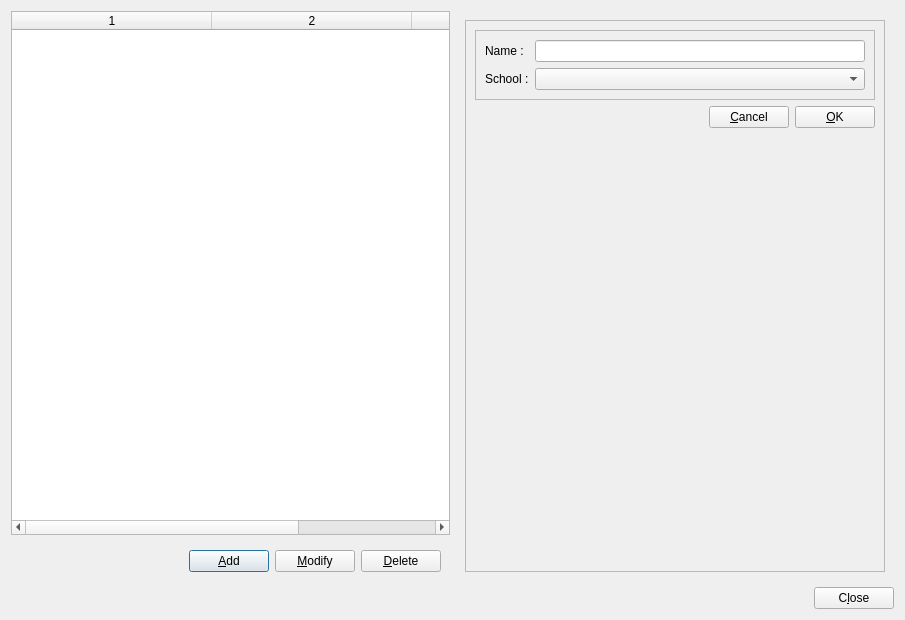
Before: the Qt Designer form TeacherHelper/src/classManagementForm.ui in jeremydumais/TeacherHelper, drawn with Qt 5.
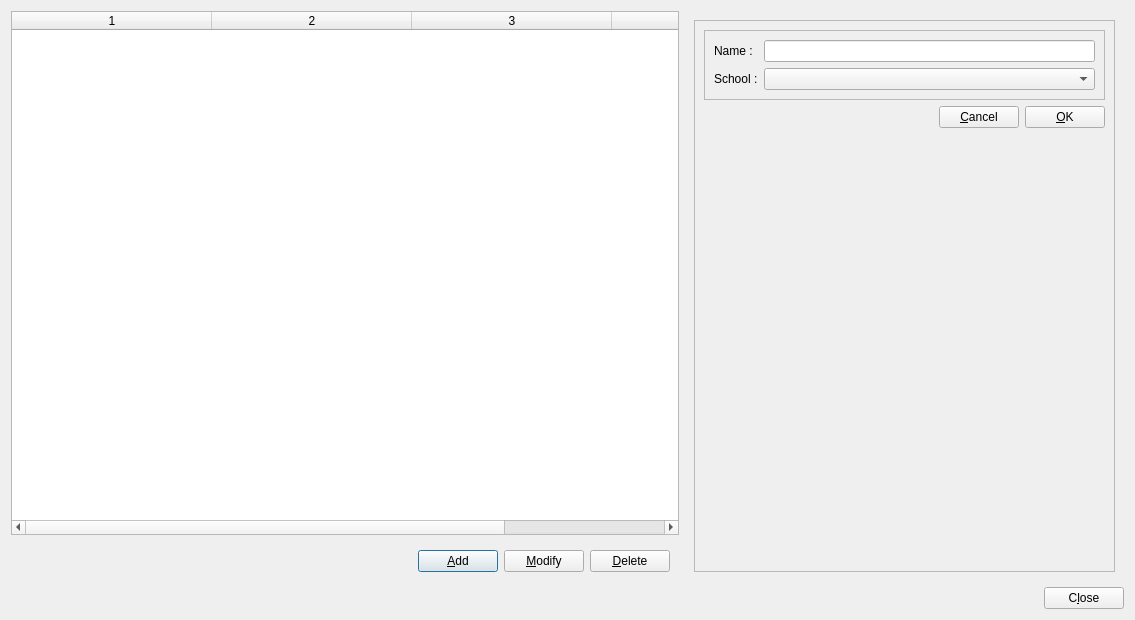
After: the same form once the commit is applied. Icons and pictures are not drawn.

Commit message: Work on the Class Form and storage operations.

Patch:
```diff
--- a/TeacherHelper/src/classManagementForm.ui
+++ b/TeacherHelper/src/classManagementForm.ui
@@ -6,7 +6,7 @@
    <rect>
     <x>0</x>
     <y>0</y>
-    <width>905</width>
+    <width>1135</width>
     <height>620</height>
    </rect>
   </property>
@@ -33,7 +33,7 @@
           <enum>QAbstractItemView::SelectRows</enum>
          </property>
          <property name="columnCount">
-          <number>3</number>
+          <number>4</number>
          </property>
          <attribute name="horizontalHeaderVisible">
           <bool>true</bool>
@@ -56,6 +56,7 @@
          <column/>
          <column/>
          <column/>
+         <column/>
         </widget>
        </item>
        <item>
```
The commit also changes 3 other files.
